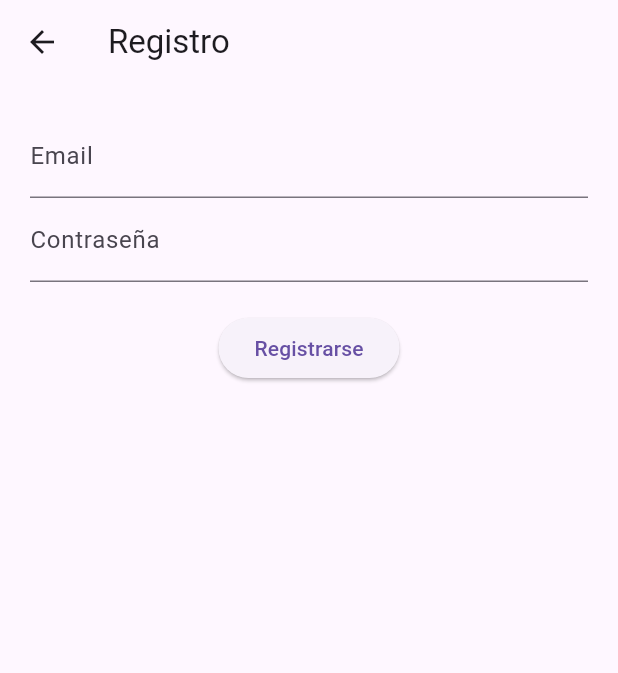
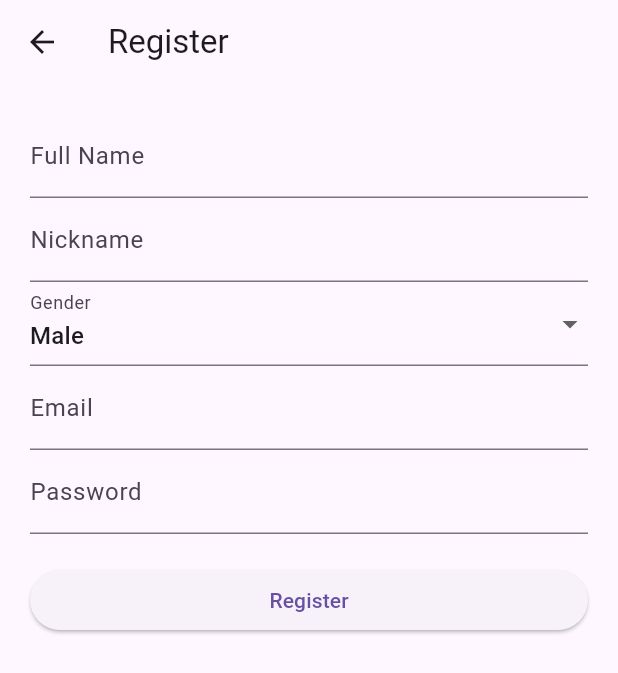
Before and after one commit to JJCO10/Mi-Balance, a Flutter app: the RegisterScreen screen opened directly, on a phone screen of 412 x 824 dp. Shown: the top 673 px of the screen. Run offline on Flutter 3.47's test engine with Material 3 defaults, Android fonts, the phone set to English and light mode, and no system bars; our stand-ins replace cloud_firestore, firebase_auth, firebase_core; accounts and stored records are empty.

Commit message:
usuario registrado

```diff
--- a/mi_balance/lib/controllers/auth_controller.dart
+++ b/mi_balance/lib/controllers/auth_controller.dart
@@ -12,8 +12,20 @@ class AuthController with ChangeNotifier {
     return user != null;
   }
 
-  Future<bool> register(String email, String password) async {
-    user = await _authService.register(email, password);
+  Future<bool> register({
+    required String email,
+    required String password,
+    required String name,
+    required String nickname,
+    required String gender,
+  }) async {
+    user = await _authService.register(
+      email: email,
+      password: password,
+      name: name,
+      nickname: nickname,
+      gender: gender,
+    );
     notifyListeners();
     return user != null;
   }
--- a/mi_balance/lib/models/user_model.dart
+++ b/mi_balance/lib/models/user_model.dart
@@ -1,14 +1,35 @@
 class UserModel {
   final String uid;
   final String email;
+  final String name;
+  final String nickname;
+  final String gender;
 
-  UserModel({required this.uid, required this.email});
+  UserModel({
+    required this.uid,
+    required this.email,
+    required this.name,
+    required this.nickname,
+    required this.gender,
+  });
 
   Map<String, dynamic> toMap() {
-    return {'uid': uid, 'email': email};
+    return {
+      'uid': uid,
+      'email': email,
+      'name': name,
+      'nickname': nickname,
+      'gender': gender,
+    };
   }
 
   factory UserModel.fromMap(Map<String, dynamic> map) {
-    return UserModel(uid: map['uid'], email: map['email']);
+    return UserModel(
+      uid: map['uid'],
+      email: map['email'],
+      name: map['name'],
+      nickname: map['nickname'],
+      gender: map['gender'],
+    );
   }
 }
--- a/mi_balance/lib/services/auth_service.dart
+++ b/mi_balance/lib/services/auth_service.dart
@@ -1,31 +1,60 @@
+import 'package:firebase_auth/firebase_auth.dart';
 import '../models/user_model.dart';
-import 'package:firebase_auth/firebase_auth.dart';
+import 'user_service.dart';
 
 class AuthService {
   final FirebaseAuth _auth = FirebaseAuth.instance;
+  final UserService _userService = UserService();
 
-  Future<UserModel?> register(String email, String password) async {
+  Future<UserModel?> register({
+    required String email,
+    required String password,
+    required String name,
+    required String nickname,
+    required String gender,
+  }) async {
     try {
-      final cred = await _auth.createUserWithEmailAndPassword(
+      UserCredential result = await _auth.createUserWithEmailAndPassword(
         email: email,
         password: password,
       );
-      return UserModel(uid: cred.user!.uid, email: cred.user!.email!);
+
+      User? user = result.user;
+      if (user != null) {
+        UserModel userModel = UserModel(
+          uid: user.uid,
+          email: email,
+          name: name,
+          nickname: nickname,
+          gender: gender,
+        );
+
+        await _userService.saveUser(userModel);
+        return userModel;
+      }
+
+      return null;
     } catch (e) {
-      print("Error al registrar: $e");
+      print('Register error: $e');
       return null;
     }
   }
 
   Future<UserModel?> login(String email, String password) async {
     try {
-      final cred = await _auth.signInWithEmailAndPassword(
+      UserCredential result = await _auth.signInWithEmailAndPassword(
         email: email,
         password: password,
       );
-      return UserModel(uid: cred.user!.uid, email: cred.user!.email!);
+
+      final uid = result.user?.uid;
+      if (uid != null) {
+        return await _userService.getUser(uid);
+      }
+
+      return null;
     } catch (e) {
-      print("Error al iniciar sesión: $e");
+      print('Login error: $e');
       return null;
     }
   }
--- a/mi_balance/lib/views/register_screen.dart
+++ b/mi_balance/lib/views/register_screen.dart
@@ -1,49 +1,106 @@
 import 'package:flutter/material.dart';
 import 'package:provider/provider.dart';
 import '../controllers/auth_controller.dart';
-import 'dashboard_screen.dart';
 
-class RegisterScreen extends StatelessWidget {
-  final emailCtrl = TextEditingController();
-  final passCtrl = TextEditingController();
+class RegisterScreen extends StatefulWidget {
+  const RegisterScreen({super.key});
+
+  @override
+  State<RegisterScreen> createState() => _RegisterScreenState();
+}
+
+class _RegisterScreenState extends State<RegisterScreen> {
+  final _formKey = GlobalKey<FormState>();
+
+  final TextEditingController _nameController = TextEditingController();
+  final TextEditingController _nicknameController = TextEditingController();
+  final TextEditingController _emailController = TextEditingController();
+  final TextEditingController _passwordController = TextEditingController();
+
+  String _selectedGender = 'Male';
 
   @override
   Widget build(BuildContext context) {
-    final auth = Provider.of<AuthController>(context);
+    final authController = Provider.of<AuthController>(context);
 
     return Scaffold(
-      appBar: AppBar(title: Text("Registro")),
+      appBar: AppBar(title: const Text('Register')),
       body: Padding(
-        padding: const EdgeInsets.all(20),
-        child: Column(
+        padding: const EdgeInsets.all(20.0),
+        child: Form(
+          key: _formKey,
+          child: ListView(
             children: [
-            TextField(
-              controller: emailCtrl,
-              decoration: InputDecoration(labelText: "Email"),
+              TextFormField(
+                controller: _nameController,
+                decoration: const InputDecoration(labelText: 'Full Name'),
+                validator: (value) =>
+                    value!.isEmpty ? 'Please enter your name' : null,
               ),
-            TextField(
-              controller: passCtrl,
+              TextFormField(
+                controller: _nicknameController,
+                decoration: const InputDecoration(labelText: 'Nickname'),
+                validator: (value) =>
+                    value!.isEmpty ? 'Please enter your nickname' : null,
+              ),
+              DropdownButtonFormField<String>(
+                value: _selectedGender,
+                items: ['Male', 'Female', 'Other']
+                    .map(
+                      (gender) =>
+                          DropdownMenuItem(value: gender, child: Text(gender)),
+                    )
+                    .toList(),
+                onChanged: (value) {
+                  setState(() {
+                    _selectedGender = value!;
+                  });
+                },
+                decoration: const InputDecoration(labelText: 'Gender'),
+              ),
+              TextFormField(
+                controller: _emailController,
+                decoration: const InputDecoration(labelText: 'Email'),
+                validator: (value) =>
+                    value!.isEmpty ? 'Please enter your email' : null,
+              ),
+              TextFormField(
+                controller: _passwordController,
+                decoration: const InputDecoration(labelText: 'Password'),
                 obscureText: true,
-              decoration: InputDecoration(labelText: "Contraseña"),
+                validator: (value) =>
+                    value!.length < 6 ? 'Minimum 6 characters' : null,
               ),
-            SizedBox(height: 20),
+              const SizedBox(height: 20),
               ElevatedButton(
                 onPressed: () async {
-                bool ok = await auth.register(emailCtrl.text, passCtrl.text);
-                if (ok) {
-                  Navigator.pushReplacement(
-                    context,
-                    MaterialPageRoute(builder: (_) => DashboardScreen()),
+                  if (_formKey.currentState!.validate()) {
+                    final success = await authController.register(
+                      email: _emailController.text.trim(),
+                      password: _passwordController.text.trim(),
+                      name: _nameController.text.trim(),
+                      nickname: _nicknameController.text.trim(),
+                      gender: _selectedGender,
                     );
+
+                    if (success) {
+                      ScaffoldMessenger.of(context).showSnackBar(
+                        const SnackBar(
+                          content: Text('Registration successful!'),
+                        ),
+                      );
+                      Navigator.pop(context); // Regresa al login
                     } else {
                       ScaffoldMessenger.of(context).showSnackBar(
-                    SnackBar(content: Text("Error al registrarse")),
+                        const SnackBar(content: Text('Registration failed')),
                       );
                     }
+                  }
                 },
-              child: Text("Registrarse"),
+                child: const Text('Register'),
               ),
             ],
+          ),
         ),
       ),
     );
```
Also changed, not shown: mi_balance/lib/services/user_service.dart (added, +18 -0 lines). Lines whose indentation alone changed are shown as unchanged.
